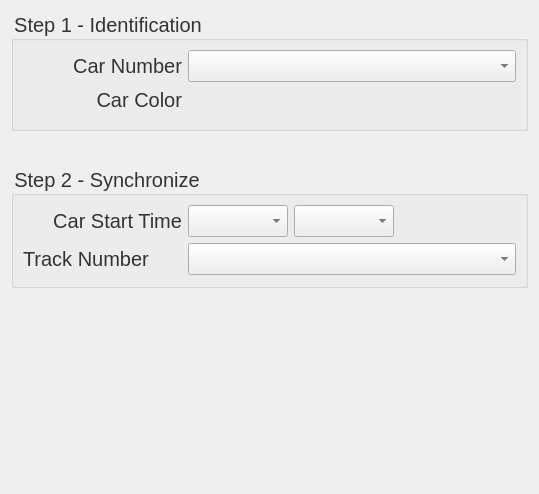
Qt form widgets/GPSForm.ui (bluemellophone/gzc-client) before a commit.
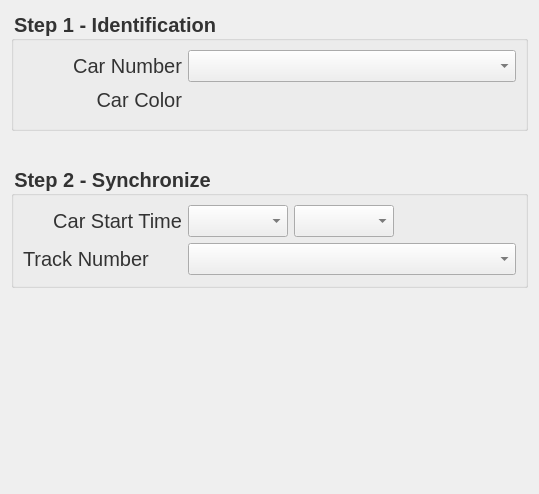
The same form after that commit.

```diff
--- a/widgets/GPSForm.ui
+++ b/widgets/GPSForm.ui
@@ -41,6 +41,8 @@
        <property name="font">
         <font>
          <pointsize>-1</pointsize>
+         <weight>75</weight>
+         <bold>true</bold>
         </font>
        </property>
        <property name="styleSheet">
@@ -137,6 +139,8 @@
        <property name="font">
         <font>
          <pointsize>-1</pointsize>
+         <weight>75</weight>
+         <bold>true</bold>
         </font>
        </property>
        <property name="styleSheet">
```
